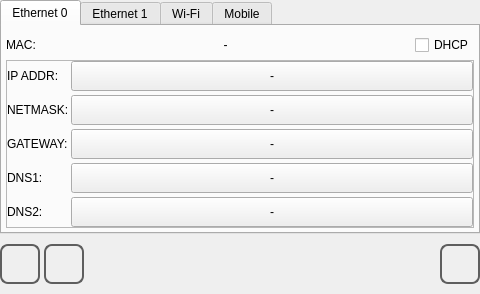
Old version of the form qt_library/ATCMsystem/net_conf.ui in the repository MECTsrl/mect_plugins.
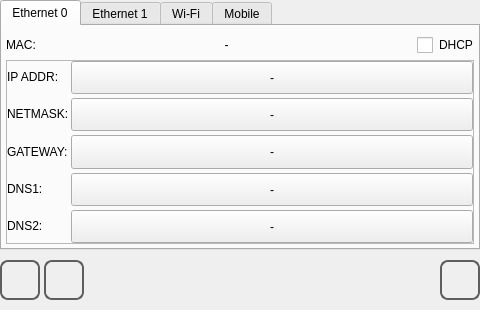
New version of the form. The open tabs and pages were chosen to show the change. Icons and pictures are not drawn.

Diff of the .ui file:
```diff
--- a/qt_library/ATCMsystem/net_conf.ui
+++ b/qt_library/ATCMsystem/net_conf.ui
@@ -7,7 +7,7 @@
     <x>0</x>
     <y>0</y>
     <width>480</width>
-    <height>294</height>
+    <height>310</height>
    </rect>
   </property>
   <property name="sizePolicy">
@@ -20,9 +20,14 @@
    <string>net_conf</string>
   </property>
   <property name="styleSheet">
-   <string notr="true">QWidget#net_conf
-{
-}</string>
+   <string notr="true">QCheckBox::indicator {
+	width: 16px;
+	height:16px;
+}
+QCheckBox::indicator:checked:enabled {
+    image: url(:/libicons/img/Yes.png);
+}
+</string>
   </property>
   <layout class="QVBoxLayout" name="verticalLayout">
    <property name="spacing">
@@ -144,6 +149,9 @@
            <property name="text">
             <string>DHCP</string>
            </property>
+           <property name="checked">
+            <bool>false</bool>
+           </property>
           </widget>
          </item>
         </layout>
```
Left out of the diff: 2 changed lines with no effect on the pictures.
